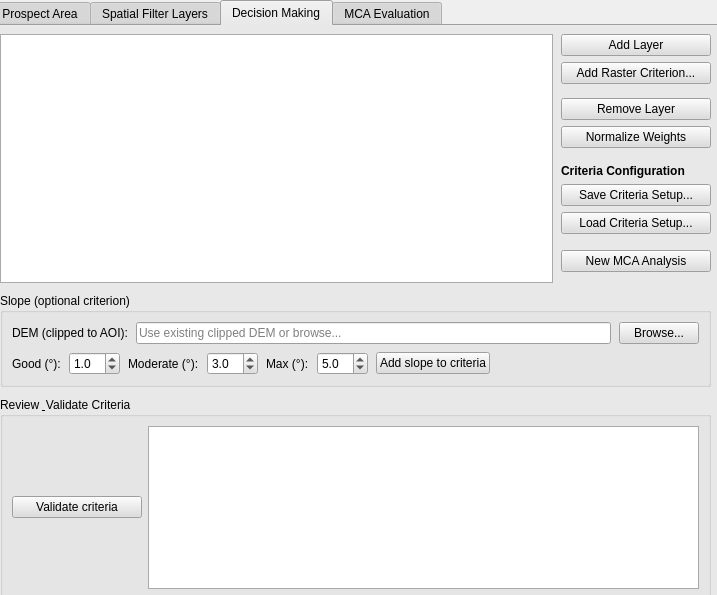
Old version of the form wind_suitability_dialog_base.ui in the repository MehrdadFard/WindSiteSelect.
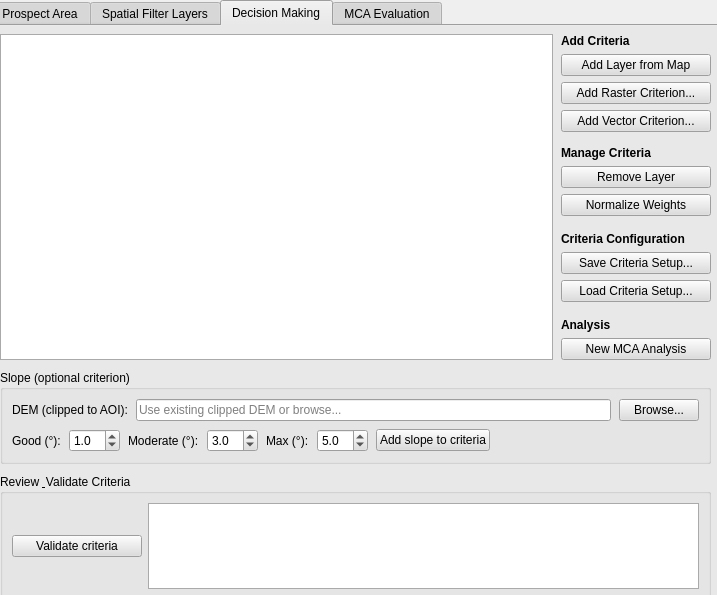
New version of the form. The open tabs and pages were chosen to show the change.

Commit message:
release: prepare Wind Site Select 0.3.2 stable
Restore Decision Making vector Binary/Proximity criteria with AOI and Spatial Filtering master-grid lifecycle gates so proximity cannot reuse a geographically unrelated alias after AOI changes.

What changed in the file:
```diff
--- a/wind_suitability_dialog_base.ui
+++ b/wind_suitability_dialog_base.ui
@@ -1284,6 +1284,18 @@
          <property name="spacing">
           <number>6</number>
          </property>
+         <item>
+          <widget class="QLabel" name="lbl_add_criteria">
+           <property name="font">
+            <font>
+             <bold>true</bold>
+            </font>
+           </property>
+           <property name="text">
+            <string>Add Criteria</string>
+           </property>
+          </widget>
+         </item>
          <item>
           <widget class="QPushButton" name="btn_add_layer_to_table">
            <property name="minimumSize">
@@ -1296,7 +1308,7 @@
             <string>Add a raster layer already loaded in the current QGIS project as an MCA criterion.</string>
            </property>
            <property name="text">
-            <string>Add Layer</string>
+            <string>Add Layer from Map</string>
            </property>
           </widget>
          </item>
@@ -1316,6 +1328,22 @@
            </property>
           </widget>
          </item>
+         <item>
+          <widget class="QPushButton" name="btn_add_vector_criterion">
+           <property name="minimumSize">
+            <size>
+             <width>150</width>
+             <height>0</height>
+            </size>
+           </property>
+           <property name="toolTip">
+            <string>Browse for a vector file (GPKG, SHP, GeoJSON, …) and convert it to an MCA criterion via Binary or Proximity analysis.</string>
+           </property>
+           <property name="text">
+            <string>Add Vector Criterion...</string>
+           </property>
+          </widget>
+         </item>
          <item>
           <spacer name="verticalSpacer_weights_input_mgmt">
            <property name="orientation">
@@ -1332,6 +1360,18 @@
            </property>
           </spacer>
          </item>
+         <item>
+          <widget class="QLabel" name="lbl_manage_criteria">
+           <property name="font">
+            <font>
+             <bold>true</bold>
+            </font>
+           </property>
+           <property name="text">
+            <string>Manage Criteria</string>
+           </property>
+          </widget>
+         </item>
          <item>
           <widget class="QPushButton" name="btn_remove_layer_from_table">
            <property name="minimumSize">
@@ -1440,6 +1480,18 @@
            </property>
           </spacer>
          </item>
+         <item>
+          <widget class="QLabel" name="lbl_mca_analysis_actions">
+           <property name="font">
+            <font>
+             <bold>true</bold>
+            </font>
+           </property>
+           <property name="text">
+            <string>Analysis</string>
+           </property>
+          </widget>
+         </item>
          <item>
           <widget class="QPushButton" name="btn_new_mca_analysis">
            <property name="minimumSize">
```
Left out of the diff: 2 changed lines with no effect on the pictures. The commit also changes 13 other files.
